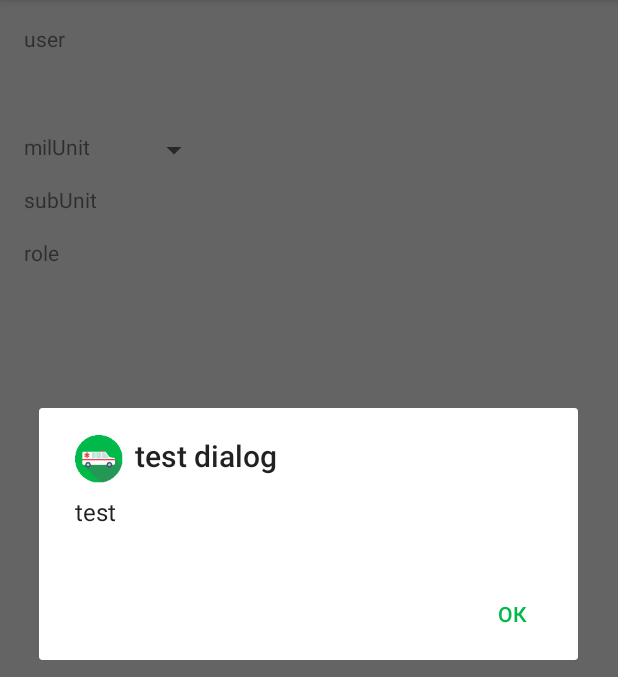
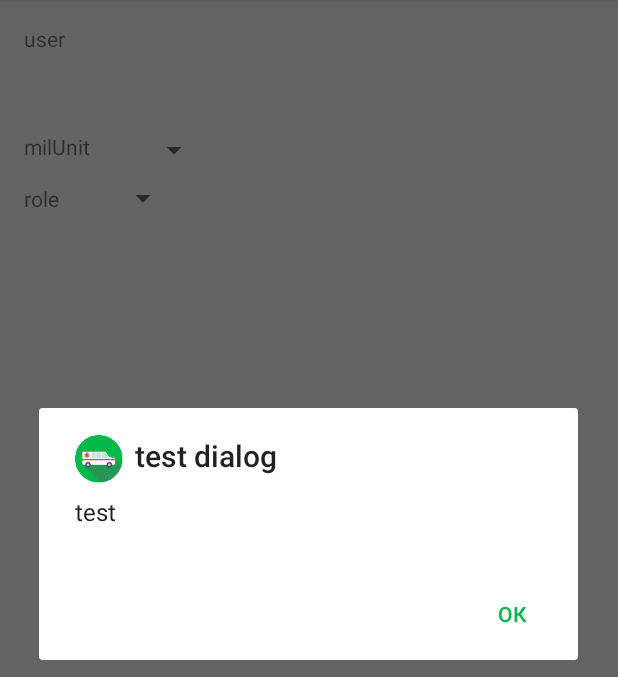
Before and after one commit to samvimes01/ZSUDriver, an Android app: the screen it shows after launch once a user with an empty profile is signed in (NewUserActivity), in the options menu, after a tap on "dialog", on a phone screen of 412 x 824 dp, the part 84-761 px from its top. Run offline under Robolectric (Android 15) with nearby library versions, the phone set to English and light mode, and no system bars; our stand-ins replace Firebase (no records; nobody signed in at launch, a user with empty details on screens opened directly); libraries missing offline, so code that uses them is left out: com.firebase.ui.

```diff
--- a/app/build.gradle
+++ b/app/build.gradle
@@ -33,6 +33,7 @@ dependencies {
     compile "com.android.support:design:$supportLibraryVersion"
     compile "com.android.support.constraint:constraint-layout:$constraintLayoutVersion"
     // Firebase
+    compile "com.google.firebase:firebase-firestore:$firebaseVersion"
     compile "com.google.firebase:firebase-database:$firebaseVersion"
     compile "com.google.firebase:firebase-storage:$firebaseVersion"
     compile "com.google.firebase:firebase-auth:$firebaseVersion"
--- a/app/src/main/AndroidManifest.xml
+++ b/app/src/main/AndroidManifest.xml
@@ -26,7 +26,7 @@
                 android:name="android.support.PARENT_ACTIVITY"
                 android:value="ua.pp.myprojects.zsudriver.activities.MainActivity" />
         </activity>
-        <activity android:name=".activities.SubUnitCarsActivity" />
+        <activity android:name=".activities.MilUnitCarsActivity" />
         <activity android:name=".activities.NewUserActivity" />
         <activity android:name=".activities.EditJournalItemActivity"></activity>
     </application>
--- a/app/src/main/java/ua/pp/myprojects/zsudriver/activities/AddJournalItemActivity.java
+++ b/app/src/main/java/ua/pp/myprojects/zsudriver/activities/AddJournalItemActivity.java
@@ -57,8 +57,6 @@ public class AddJournalItemActivity extends ActivityBasic implements DatePickerD
         String car = intent.getStringExtra("car");
 
         mDbActivityReference = mFbsNode.getNodeReference(FirebaseChild.MIL_UNIT).child(User.getMilUnit())
-                                                                                .child(FirebaseChild.SUB_UNIT_CHILD)
-                                                                                .child(User.getSubUnit())
                                                                                 .child(FirebaseChild.JOURNAL_CHILD)
                                                                                 .child(car);
 
--- a/app/src/main/java/ua/pp/myprojects/zsudriver/activities/JournalActivity.java
+++ b/app/src/main/java/ua/pp/myprojects/zsudriver/activities/JournalActivity.java
@@ -56,8 +56,6 @@ public class JournalActivity extends ActivityBasic {
         mTitle.setText(" " + intent.getStringExtra("vn"));
 
         mDbActivityReference = mFbsNode.getNodeReference(FirebaseChild.MIL_UNIT).child(User.getMilUnit())
-                                                                                .child(FirebaseChild.SUB_UNIT_CHILD)
-                                                                                .child(User.getSubUnit())
                                                                                 .child(FirebaseChild.JOURNAL_CHILD)
                                                                                 .child(car);
 
--- a/app/src/main/java/ua/pp/myprojects/zsudriver/activities/MainActivity.java
+++ b/app/src/main/java/ua/pp/myprojects/zsudriver/activities/MainActivity.java
@@ -36,7 +36,6 @@ public class MainActivity extends ActivityBasic implements SnapshotRetrieveListe
     private TextView mUsernameView;
     private TextView mUserIdView;
     private TextView mUserUnitView;
-    private TextView mUserSubUnitView;
     private TextView mUserRoleView;
 
 
@@ -51,7 +50,6 @@ public class MainActivity extends ActivityBasic implements SnapshotRetrieveListe
         mUserIdView =  findViewById(R.id.userName);
         mUsernameView =  findViewById(R.id.userId);
         mUserUnitView =  findViewById(R.id.milUnit);
-        mUserSubUnitView = findViewById(R.id.subUnit);
         mUserRoleView = findViewById(R.id.role);
 
         // View INVISIBLE until data loaded
@@ -91,14 +89,14 @@ public class MainActivity extends ActivityBasic implements SnapshotRetrieveListe
     public void onClick(View view) {
         switch(view.getId()) {
             case R.id.btnJournal:
-                intent = new Intent(this, SubUnitCarsActivity.class);
+                intent = new Intent(this, MilUnitCarsActivity.class);
                 startActivity(intent);
                 break;
         }
     }
 
     @Override
-    public void retrieveDataSnapshot(DataSnapshot dataSnapshot) {
+    public void onRetrieveDataSnapshot(DataSnapshot dataSnapshot) {
         User.getInstance().setFbsSnapshotData(mFbsNode.getSnapshotMap(dataSnapshot));
         setUserViews();
         mProgressBar.setVisibility(ProgressBar.INVISIBLE);
@@ -123,7 +121,6 @@ public class MainActivity extends ActivityBasic implements SnapshotRetrieveListe
         mUsernameView.setText(User.getDisplayName());
         mUserIdView.setText(User.getUserId());
         mUserUnitView.setText(User.getMilUnit());
-        mUserSubUnitView.setText(User.getSubUnit());
         mUserRoleView.setText(User.getRole());
     }
 
@@ -131,7 +128,6 @@ public class MainActivity extends ActivityBasic implements SnapshotRetrieveListe
         mUsernameView.setVisibility(View.INVISIBLE);
         mUserIdView.setVisibility(View.INVISIBLE);
         mUserUnitView.setVisibility(View.INVISIBLE);
-        mUserSubUnitView.setVisibility(View.INVISIBLE);
         mUserRoleView.setVisibility(View.INVISIBLE);
         mJournalButton.setVisibility(View.INVISIBLE);
     }
@@ -140,7 +136,6 @@ public class MainActivity extends ActivityBasic implements SnapshotRetrieveListe
         mUsernameView.setVisibility(View.VISIBLE);
         mUserIdView.setVisibility(View.VISIBLE);
         mUserUnitView.setVisibility(View.VISIBLE);
-        mUserSubUnitView.setVisibility(View.VISIBLE);
         mUserRoleView.setVisibility(View.VISIBLE);
         mJournalButton.setVisibility(View.VISIBLE);
     }
--- a/app/src/main/java/ua/pp/myprojects/zsudriver/activities/NewUserActivity.java
+++ b/app/src/main/java/ua/pp/myprojects/zsudriver/activities/NewUserActivity.java
@@ -26,10 +26,13 @@ import ua.pp.myprojects.zsudriver.fbdbs.FirebaseChild;
 import ua.pp.myprojects.zsudriver.interfaces.SnapshotRetrieveListener;
 import ua.pp.myprojects.zsudriver.models.User;
 
-public class NewUserActivity extends ActivityBasic implements SnapshotRetrieveListener {
+public class NewUserActivity extends ActivityBasic {
 
     ArrayList<String> data;
-    Map<String, Object> nodeListData;
+
+    RetrieveListener milUnit;
+    RetrieveListener subUnit;
+    RetrieveListener role;
 
     @Override
     protected void onCreate(Bundle savedInstanceState) {
@@ -42,24 +45,75 @@ public class NewUserActivity extends ActivityBasic implements SnapshotRetrieveLi
         TextView userNameNew = findViewById(R.id.userNameNew);
         userNameNew.setText(User.getDisplayName());
 
-//        mFbsNode.getDataSnapshot(mFbsNode.getNodeReference(FirebaseChild.USERS).child(User.getUserId()), NewUserActivity.this);
-        mFbsNode.getDataSnapshot(mFbsNode.getNodeReference(FirebaseChild.MIL_UNIT).child(FirebaseChild.LIST_CHILD), NewUserActivity.this);
 
+        milUnit = new RetrieveListener(mFbsNode, (Spinner) findViewById(R.id.spinnerMilUnit), this, "unit");
+        role = new RetrieveListener(mFbsNode, (Spinner) findViewById(R.id.spinnerRoleUnit), this, "role");
 
-        // Initialize message ListView and its adapter
+        mFbsNode.getDataSnapshot(mFbsNode.getNodeReference(FirebaseChild.MIL_UNIT).child(FirebaseChild.LIST_CHILD), milUnit);
+        mFbsNode.getDataSnapshot(mFbsNode.getNodeReference(FirebaseChild.ROLES), role);
 
     }
+
 
     @Override
     protected void onSignedInInitialize() {
 
     }
 
+    public void onSpinnerDataReady(Map<String, Object> nodeListData, Spinner spinner, final String mode) {
+
+        data = new ArrayList<>(nodeListData.keySet());
+
+        // адаптер
+        ArrayAdapter<String> adapter = new ArrayAdapter<>(this, android.R.layout.simple_spinner_item, data);
+        adapter.setDropDownViewResource(android.R.layout.simple_spinner_dropdown_item);
+
+//        spinner = (Spinner) findViewById(R.id.spinner);
+        spinner.setAdapter(adapter);
+        // заголовок
+        spinner.setPrompt("Title");
+        // выделяем элемент
+//        spinner.setSelection(2);
+        // устанавливаем обработчик нажатия
+        spinner.setOnItemSelectedListener(new AdapterView.OnItemSelectedListener() {
+            @Override
+            public void onItemSelected(AdapterView<?> parent, View view, int position, long id) {
+                // показываем позиция нажатого элемента
+                Toast.makeText(getBaseContext(), "Position = " + position, Toast.LENGTH_SHORT).show();
+                switch (mode) {
+                    case "unit":
+                        mFbsNode.writeToDb(mFbsNode.getNodeReference(FirebaseChild.USERS).child(User.getUserId()).child(FirebaseChild.MIL_UNIT_CHILD), parent.getItemAtPosition(position).toString());
+                        break;
+                    case "role":
+                        mFbsNode.writeToDb(mFbsNode.getNodeReference(FirebaseChild.USERS).child(User.getUserId()).child("role"), parent.getItemAtPosition(position).toString());
+                        break;
+                }
+
+            }
+            @Override
+            public void onNothingSelected(AdapterView<?> arg0) {
+            }
+        });
+    }
+}
+
+class RetrieveListener implements SnapshotRetrieveListener {
+
+    private  FirebaseChild node;
+    private  Spinner spinner;
+    private NewUserActivity act;
+    private String mode;
+
+    RetrieveListener(FirebaseChild node, Spinner spinner, NewUserActivity act, String mode) {
+        this.node = node;
+        this.spinner = spinner;
+        this.act = act;
+        this.mode = mode;
+    }
 
     @Override
-    public void retrieveDataSnapshot(DataSnapshot dataSnapshot) {
-        nodeListData = mFbsNode.getSnapshotMap(dataSnapshot);
-        onSpinnerDataReady(nodeListData);
+    public void onRetrieveDataSnapshot(DataSnapshot dataSnapshot) {
+        act.onSpinnerDataReady(node.getSnapshotMap(dataSnapshot), spinner, mode);
     }
 
     @Override
@@ -71,34 +125,4 @@ public class NewUserActivity extends ActivityBasic implements SnapshotRetrieveLi
     public void onDataSnapshotNonExists() {
 
     }
-
-    public void onSpinnerDataReady(Map<String, Object> nodeListData) {
-
-        data = new ArrayList<String>(nodeListData.keySet());
-
-//        String[] data = {"one", "two", "three", "four", "five"};
-
-
-        // адаптер
-        ArrayAdapter<String> adapter = new ArrayAdapter<String>(this, android.R.layout.simple_spinner_item, data);
-        adapter.setDropDownViewResource(android.R.layout.simple_spinner_dropdown_item);
-
-        Spinner spinner = (Spinner) findViewById(R.id.spinner);
-        spinner.setAdapter(adapter);
-        // заголовок
-        spinner.setPrompt("Title");
-        // выделяем элемент
-//        spinner.setSelection(2);
-        // устанавливаем обработчик нажатия
-        spinner.setOnItemSelectedListener(new AdapterView.OnItemSelectedListener() {
-            @Override
-            public void onItemSelected(AdapterView<?> parent, View view, int position, long id) {
-                // показываем позиция нажатого элемента
-                Toast.makeText(getBaseContext(), "Position = " + position, Toast.LENGTH_SHORT).show();
-            }
-            @Override
-            public void onNothingSelected(AdapterView<?> arg0) {
-            }
-        });
-    }
 }
--- a/app/src/main/java/ua/pp/myprojects/zsudriver/interfaces/SnapshotRetrieveListener.java
+++ b/app/src/main/java/ua/pp/myprojects/zsudriver/interfaces/SnapshotRetrieveListener.java
@@ -11,7 +11,7 @@ import com.google.firebase.database.DataSnapshot;
 import com.google.firebase.database.DatabaseError;
 
 public interface SnapshotRetrieveListener {
-    void retrieveDataSnapshot(DataSnapshot dataSnapshot);
+    void onRetrieveDataSnapshot(DataSnapshot dataSnapshot);
     void onFailed(DatabaseError databaseError);
     void onDataSnapshotNonExists();
 }
--- a/app/src/main/res/layout/activity_sub_unit_cars.xml
+++ b/app/src/main/res/layout/activity_mil_unit_cars.xml
@@ -5,7 +5,7 @@
     xmlns:tools="http://schemas.android.com/tools"
     android:layout_width="match_parent"
     android:layout_height="match_parent"
-    tools:context="ua.pp.myprojects.zsudriver.activities.SubUnitCarsActivity">
+    tools:context="ua.pp.myprojects.zsudriver.activities.MilUnitCarsActivity">
 
     <LinearLayout
         android:layout_width="0dp"
--- a/app/src/main/res/layout/activity_new_user.xml
+++ b/app/src/main/res/layout/activity_new_user.xml
@@ -48,34 +48,33 @@
         android:layout_marginStart="16dp" />
 
     <TextView
-        android:id="@+id/subUnit"
-        android:layout_width="wrap_content"
-        android:layout_height="wrap_content"
-        android:layout_marginLeft="16dp"
-        android:layout_marginTop="16dp"
-        android:text="subUnit"
-        app:layout_constraintLeft_toLeftOf="parent"
-        app:layout_constraintTop_toBottomOf="@+id/milUnit"
-        android:layout_marginStart="16dp" />
-
-    <TextView
         android:id="@+id/role"
         android:layout_width="wrap_content"
         android:layout_height="wrap_content"
         android:layout_marginLeft="16dp"
-        android:layout_marginTop="16dp"
         android:text="role"
         app:layout_constraintLeft_toLeftOf="parent"
-        app:layout_constraintTop_toBottomOf="@+id/subUnit"
-        android:layout_marginStart="16dp" />
+        android:layout_marginStart="16dp"
+        android:layout_marginTop="15dp"
+        app:layout_constraintTop_toBottomOf="@+id/milUnit" />
 
     <Spinner
-        android:id="@+id/spinner"
+        android:id="@+id/spinnerMilUnit"
         android:layout_width="wrap_content"
         android:layout_height="wrap_content"
         android:layout_marginLeft="32dp"
+        android:layout_marginTop="16dp"
         app:layout_constraintLeft_toRightOf="@+id/milUnit"
-        android:layout_marginTop="16dp"
-        app:layout_constraintTop_toBottomOf="@+id/userNameNew" />
+        app:layout_constraintTop_toBottomOf="@+id/userNameNew"
+        android:layout_marginStart="32dp" />
+
+    <Spinner
+        android:id="@+id/spinnerRoleUnit"
+        android:layout_width="0dp"
+        android:layout_height="wrap_content"
+        android:layout_marginLeft="32dp"
+        app:layout_constraintLeft_toRightOf="@+id/role"
+        android:layout_marginTop="8dp"
+        app:layout_constraintTop_toBottomOf="@+id/spinnerMilUnit" />
 
 </android.support.constraint.ConstraintLayout>
--- a/constants.gradle
+++ b/constants.gradle
@@ -10,7 +10,7 @@ project.ext {
 
     buildTools = '26.0.1' // Remember to also update in .travis.yml
 
-    firebaseVersion = '11.2.2'
+    firebaseVersion = '11.4.2'
     supportLibraryVersion = '26.0.1'
     constraintLayoutVersion = '1.0.2'
     firebaseUiVersion = '2.3.0'
```
Also changed, not shown: app/src/main/java/ua/pp/myprojects/zsudriver/activities/MilUnitCarsActivity.java (renamed from app/src/main/java/ua/pp/myprojects/zsudriver/activities/SubUnitCarsActivity.java, +5 -10 lines), app/src/main/java/ua/pp/myprojects/zsudriver/fbdbs/FirebaseChild.java (+4 -4 lines), app/src/main/java/ua/pp/myprojects/zsudriver/models/User.java (+0 -10 lines), app/src/main/res/layout/activity_main.xml (+2 -12 lines).
